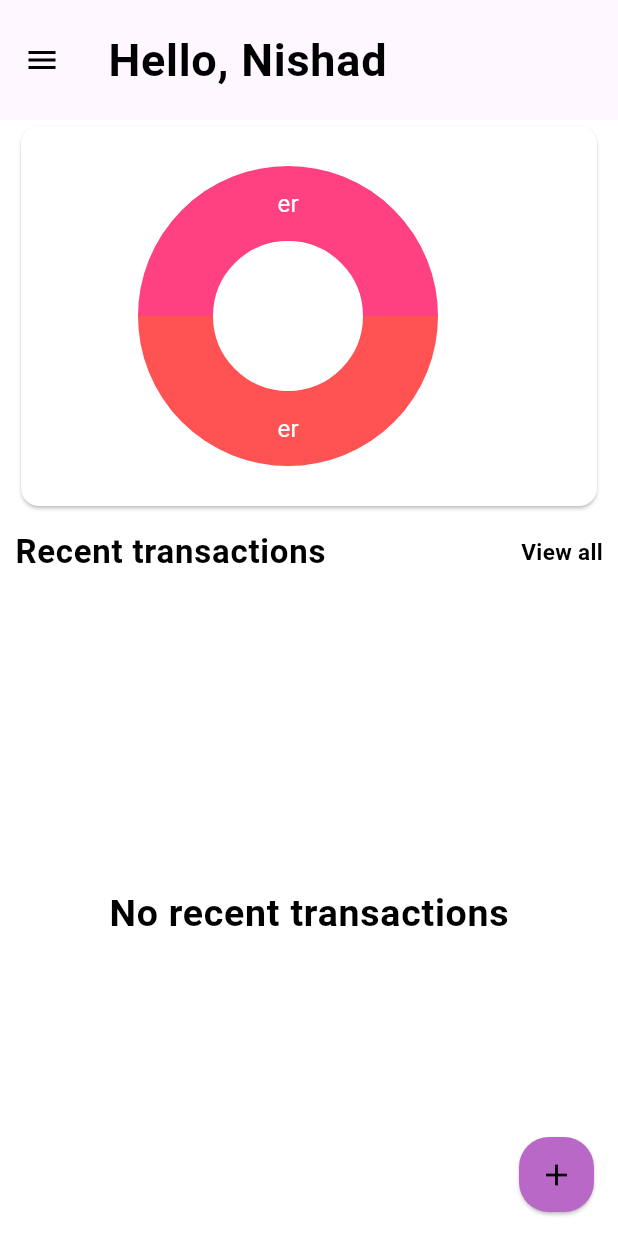
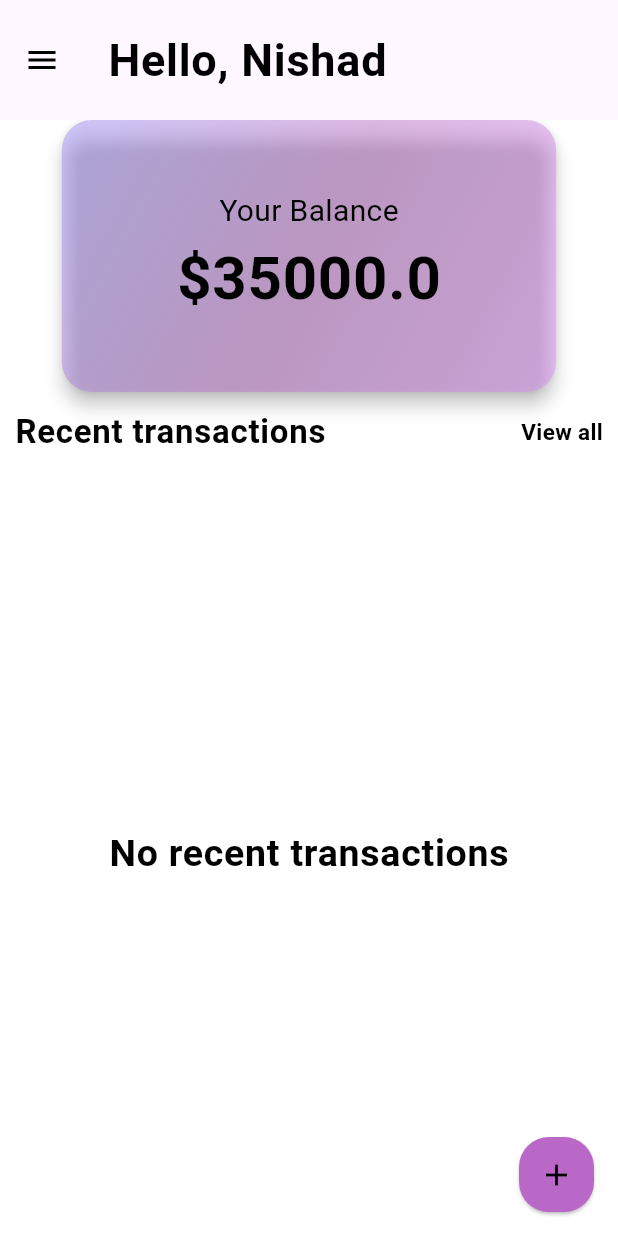
Before and after one commit to Nishadatgit/flutter-budget-tracker, a Flutter app: the screen it shows after launch, in the side drawer, after a tap on "View all", on a phone screen of 412 x 824 dp. Run offline on Flutter 3.47's test engine with Material 2 defaults, Android fonts, the phone set to English and light mode, and no system bars; drawn by our look-alikes of delayed_display, fl_chart; our stand-ins replace bloc, flutter_bloc, flutter_slidable, hive, hive_flutter; accounts and stored records are empty.

Commit message:
removed pie chart

```diff
--- /dev/null
+++ b/lib/logic/home/get_total/get_total_cubit.dart
@@ -0,0 +1,16 @@
+// ignore_for_file: depend_on_referenced_packages
+
+import 'package:bloc/bloc.dart';
+import 'package:budget_tracker/db/reports_db/reports_db.dart';
+import 'package:meta/meta.dart';
+
+part 'get_total_state.dart';
+
+class GetTotalCubit extends Cubit<GetTotalState> {
+  GetTotalCubit() : super(GetTotalLoading());
+
+  void getTotalData() async {
+   final data= await ReportsDb().getTotalData();
+    emit(GetTotalLoaded(data));
+  }
+}
--- /dev/null
+++ b/lib/logic/home/get_total/get_total_state.dart
@@ -0,0 +1,14 @@
+part of 'get_total_cubit.dart';
+
+@immutable
+abstract class GetTotalState {}
+
+class GetTotalLoading extends GetTotalState {}
+
+class GetTotalLoaded extends GetTotalState {
+  final Map<String, double> totalAmounts;
+
+  GetTotalLoaded(this.totalAmounts);
+}
+
+class GetTotalError extends GetTotalState {}
--- a/lib/logic/reports/reports_cubit.dart
+++ b/lib/logic/reports/reports_cubit.dart
@@ -1,3 +1,5 @@
+// ignore_for_file: depend_on_referenced_packages
+
 import 'package:bloc/bloc.dart';
 import 'package:budget_tracker/db/reports_db/reports_db.dart';
 import 'package:budget_tracker/models/transaction/transaction_model.dart';
--- a/lib/main.dart
+++ b/lib/main.dart
@@ -1,6 +1,7 @@
 import 'package:budget_tracker/logic/add_transaction/add_transaction_cubit.dart';
 import 'package:budget_tracker/logic/category/category screen/category_cubit.dart';
 import 'package:budget_tracker/logic/category/category%20selector/cubit/category_selector_cubit.dart';
+import 'package:budget_tracker/logic/home/get_total/get_total_cubit.dart';
 import 'package:budget_tracker/logic/reports/reports_cubit.dart';
 import 'package:budget_tracker/logic/theme/theme_cubit.dart';
 import 'package:budget_tracker/models/category/category_model.dart';
@@ -41,6 +42,7 @@ class MyApp extends StatelessWidget {
           BlocProvider(create: (ctx) => RecentTransactionsCubit()),
           BlocProvider(create: (ctx) => AddTransactionCubit()),
           BlocProvider(create: (ctx) => ReportsCubit()),
+          BlocProvider(create: (ctx) => GetTotalCubit()),
         ],
         child: BlocBuilder<ThemeCubit, ThemeData>(
           builder: (context, state) {
--- a/lib/screens/home/home_screen.dart
+++ b/lib/screens/home/home_screen.dart
@@ -3,8 +3,8 @@ import 'package:budget_tracker/logic/theme/theme_cubit.dart';
 import 'package:budget_tracker/models/category/category_model.dart';
 import 'package:budget_tracker/screens/add_transaction/add_transaction_screen.dart';
 import 'package:budget_tracker/screens/category/category_screen.dart';
+import 'package:budget_tracker/screens/home/widgets/card_info_widget.dart';
 import 'package:budget_tracker/screens/home/widgets/drawer_header.dart';
-import 'package:budget_tracker/screens/home/widgets/pie_chart.dart';
 import 'package:budget_tracker/screens/home/widgets/transaction_tile.dart';
 import 'package:budget_tracker/screens/reports_screen/reports_screen.dart';
 import 'package:budget_tracker/screens/view_all_transactions_screen/view_all_transactions.dart';
@@ -67,8 +67,6 @@ class _HomeScreenState extends State<HomeScreen> with TickerProviderStateMixin {
 
   @override
   Widget build(BuildContext context) {
-    final width = MediaQuery.of(context).size.width;
-    //final height = MediaQuery.of(context).size.height;
     return Scaffold(
       drawerEnableOpenDragGesture: true,
       drawerEdgeDragWidth: 100,
@@ -179,14 +177,11 @@ class _HomeScreenState extends State<HomeScreen> with TickerProviderStateMixin {
         child: Column(
           crossAxisAlignment: CrossAxisAlignment.start,
           children: [
-            // Padding(
-            //   padding: const EdgeInsets.symmetric(horizontal: 10, vertical: 10),
-            //   child: CardInfoWidget(
-            //     width: width,
-            //     amount: 20000,
-            //   ),
-            // ),
-            PieChartSample2(),
+            const DelayedDisplay(
+              slidingBeginOffset: Offset(10, 0),
+              fadingDuration: Duration(seconds: 1),
+              child: CardInfoWidget(amount: 35000),
+            ),
             const SizedBox(height: 10),
             Row(
               mainAxisAlignment: MainAxisAlignment.spaceBetween,
@@ -215,6 +210,7 @@ class _HomeScreenState extends State<HomeScreen> with TickerProviderStateMixin {
             ),
             const SizedBox(height: 10),
             Expanded(
+              flex: 2,
               child: BlocConsumer<RecentTransactionsCubit,
                   RecentTransactionsState>(
                 listener: (context, state) {},
--- a/lib/screens/home/widgets/card_info_widget.dart
+++ b/lib/screens/home/widgets/card_info_widget.dart
@@ -5,14 +5,13 @@ import 'package:flutter/material.dart';
 class CardInfoWidget extends StatelessWidget {
   const CardInfoWidget({
     super.key,
-    required this.width,
     required this.amount,
   });
   final double amount;
-  final double width;
 
   @override
   Widget build(BuildContext context) {
+    final width = MediaQuery.of(context).size.width;
     return Row(
       mainAxisAlignment: MainAxisAlignment.center,
       children: [
@@ -20,8 +19,6 @@ class CardInfoWidget extends StatelessWidget {
           color: Colors.white.withOpacity(0.2),
           elevation: 5,
           borderRadius: BorderRadius.circular(20),
-          child: BackdropFilter(
-            filter: ImageFilter.blur(sigmaX: 3, sigmaY: 3),
           child: Container(
             decoration: BoxDecoration(
               borderRadius: BorderRadius.circular(20),
@@ -55,7 +52,6 @@ class CardInfoWidget extends StatelessWidget {
             ),
           ),
         ),
-        ),
       ],
     );
   }
--- a/lib/screens/home/widgets/pie_chart.dart
+++ /dev/null
@@ -1,138 +0,0 @@
-import 'dart:math';
-
-import 'package:budget_tracker/logic/reports/reports_cubit.dart';
-import 'package:fl_chart/fl_chart.dart';
-import 'package:flutter/material.dart';
-import 'package:flutter_bloc/flutter_bloc.dart';
-
-import '../../../models/transaction/transaction_model.dart';
-
-class PieChartSample2 extends StatefulWidget {
-  const PieChartSample2({super.key});
-
-  @override
-  State<StatefulWidget> createState() => PieChart2State();
-}
-
-class PieChart2State extends State {
-  int touchedIndex = -1;
-
-  @override
-  Widget build(BuildContext context) {
-    BlocProvider.of<ReportsCubit>(context).getData();
-    return AspectRatio(
-      aspectRatio: 1.5,
-      child: Card(
-        color: Colors.white,
-        child: Row(
-          children: <Widget>[
-            Expanded(
-              child: AspectRatio(
-                aspectRatio: 1,
-                child: BlocBuilder<ReportsCubit, ReportsState>(
-                  builder: (context, state) {
-                    if (state is ReportsLoaded) {
-                      final data = state.data;
-                      return PieChart(
-                        PieChartData(
-                          pieTouchData: PieTouchData(
-                            touchCallback:
-                                (FlTouchEvent event, pieTouchResponse) {
-                              setState(() {
-                                if (!event.isInterestedForInteractions ||
-                                    pieTouchResponse == null ||
-                                    pieTouchResponse.touchedSection == null) {
-                                  touchedIndex = -1;
-                                  return;
-                                }
-                                touchedIndex = pieTouchResponse
-                                    .touchedSection!.touchedSectionIndex;
-                              });
-                            },
-                          ),
-                          borderData: FlBorderData(
-                            show: false,
-                          ),
-                          sectionsSpace: 0,
-                          centerSpaceRadius: 50,
-                          sections: showingSections(),
-                        ),
-                      );
-                    } else {
-                      return const Center(child: CircularProgressIndicator());
-                    }
-                  },
-                ),
-              ),
-            ),
-            const SizedBox(
-              width: 28,
-            ),
-          ],
-        ),
-      ),
-    );
-  }
-
-  List<PieChartSectionData> showingSections() {
-    return List.generate(2, (i) {
-      final isTouched = i == touchedIndex;
-      final fontSize = isTouched ? 25.0 : 16.0;
-      final radius = isTouched ? 60.0 : 50.0;
-      return PieChartSectionData(
-        color: Colors.accents[i],
-        value: 10,
-        title: 'er',
-        radius: radius,
-        titleStyle: TextStyle(
-          fontSize: fontSize,
-          fontWeight: FontWeight.w400,
-          color: const Color(0xffffffff),
-        ),
-      );
-    });
-  }
-}
-
-class Indicator extends StatelessWidget {
-  const Indicator({
-    super.key,
-    required this.color,
-    required this.text,
-    required this.isSquare,
-    this.size = 16,
-    this.textColor = const Color(0xff505050),
-  });
-  final Color color;
-  final String text;
-  final bool isSquare;
-  final double size;
-  final Color textColor;
-
-  @override
-  Widget build(BuildContext context) {
-    return Row(
-      children: <Widget>[
-        Container(
-          width: size,
-          height: size,
-          decoration: BoxDecoration(
-            shape: isSquare ? BoxShape.rectangle : BoxShape.circle,
-            color: color,
-          ),
-        ),
-        const SizedBox(
-          width: 4,
-        ),
-        Text(
-          text,
-          style: TextStyle(
-            fontSize: 16,
-            fontWeight: FontWeight.bold,
-            color: textColor,
-          ),
-        )
-      ],
-    );
-  }
-}
--- a/lib/screens/view_all_transactions_screen/view_all_transactions.dart
+++ b/lib/screens/view_all_transactions_screen/view_all_transactions.dart
@@ -14,6 +14,7 @@ class ViewAllTransactionScreen extends StatelessWidget {
   Widget build(BuildContext context) {
     return Scaffold(
       appBar: AppBar(
+        scrolledUnderElevation: 0,
         leading: IconButton(
             onPressed: () {
               Navigator.of(context).pop();
```
Also changed, not shown: lib/db/reports_db/reports_db.dart (+20 -0 lines). Lines whose indentation alone changed are shown as unchanged.
